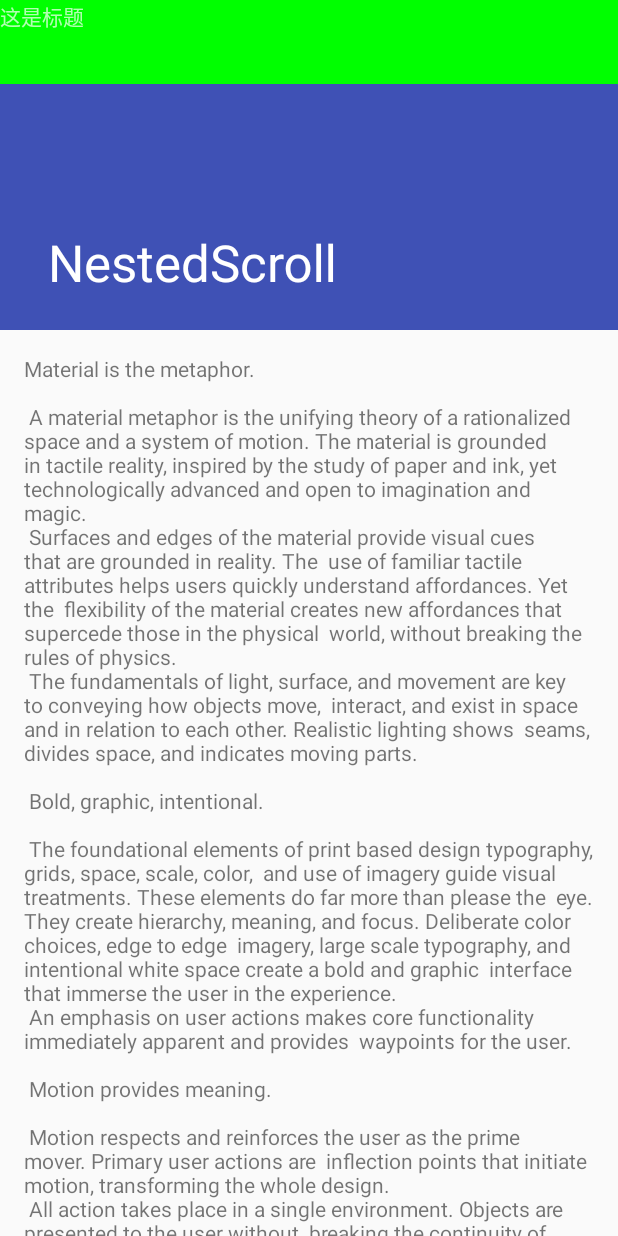
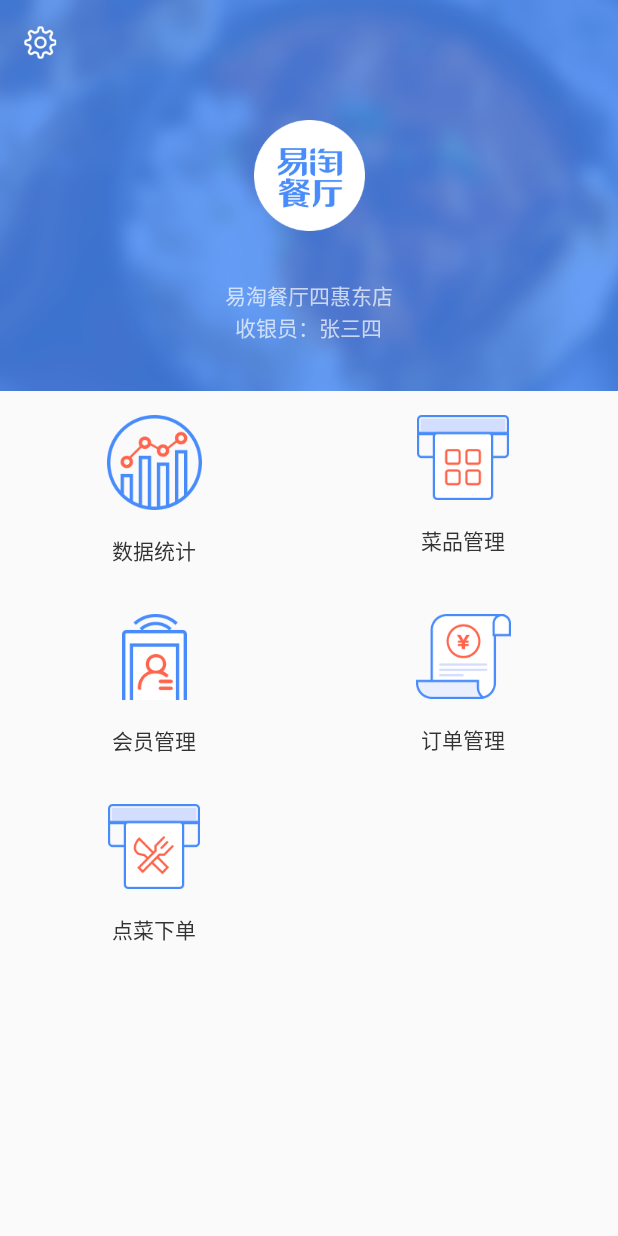
Before and after one commit to yadihaoku/fashion, an Android app: the screen it shows after launch (ScrollingActivity), on a phone screen of 412 x 824 dp. Run offline under Robolectric (Android 15) with nearby library versions, the phone set to English and light mode, and no system bars.

Commit message:
CollaspingLayout demo 完成

```diff
--- a/nestedscroll/src/main/java/cn/yyd/nestedscroll/ScrollingActivity.java
+++ b/nestedscroll/src/main/java/cn/yyd/nestedscroll/ScrollingActivity.java
@@ -1,39 +1,129 @@
 package cn.yyd.nestedscroll;
 
 import android.os.Bundle;
+import android.support.annotation.DrawableRes;
+import android.support.annotation.NonNull;
+import android.support.annotation.StringRes;
+import android.support.design.widget.AppBarLayout;
+import android.support.design.widget.CoordinatorLayout;
 import android.support.v7.app.AppCompatActivity;
-import android.support.v7.widget.Toolbar;
-import android.view.Menu;
-import android.view.MenuItem;
+import android.support.v7.widget.GridLayoutManager;
+import android.support.v7.widget.RecyclerView;
+import android.util.Log;
+import android.view.View;
+import android.view.ViewGroup;
+import android.view.ViewTreeObserver;
+import android.widget.TextView;
+
+import java.util.ArrayList;
+import java.util.List;
 
 public class ScrollingActivity extends AppCompatActivity {
+    private static final String TAG = "ScrollingActivity";
+
+    private RecyclerView mMenuGrid;
 
     @Override
     protected void onCreate(Bundle savedInstanceState) {
         super.onCreate(savedInstanceState);
         setContentView(R.layout.activity_scrolling);
-        Toolbar toolbar = (Toolbar) findViewById(R.id.toolbar);
-        setSupportActionBar(toolbar);
+
+        final TextView tvTitle = (TextView) findViewById(R.id.tv_toolbar_title);
+
+        final AppBarLayout appBarLayout = (AppBarLayout) findViewById(R.id.app_bar);
+        appBarLayout.addOnOffsetChangedListener(new AppBarLayout.OnOffsetChangedListener() {
+            @Override
+            public void onOffsetChanged(AppBarLayout layout, int verticalOffset) {
+                final int scrollRange = layout.getTotalScrollRange();
+                //计算标题透明度
+                float titleAlpha = (1F - ((scrollRange + verticalOffset) / (float) scrollRange));
+                tvTitle.setAlpha(titleAlpha);
+
+                Log.i(TAG, "onOffsetChanged: recyclerHeight " + mMenuGrid.getHeight());
+            }
+        });
+
+        appBarLayout.getViewTreeObserver().addOnPreDrawListener(new ViewTreeObserver.OnPreDrawListener() {
+            @Override public boolean onPreDraw() {
+                AppBarLayout.Behavior behavior = (AppBarLayout.Behavior) ((CoordinatorLayout.LayoutParams) appBarLayout.getLayoutParams()).getBehavior();
+                if (behavior != null) {
+                    behavior.setDragCallback(new AppBarLayout.Behavior.DragCallback() {
+                        @Override public boolean canDrag(@NonNull AppBarLayout appBarLayout) {
+//                            final boolean started = (nestedScrollAxes & ViewCompat.SCROLL_AXIS_VERTICAL) != 0
+//                                    && child.hasScrollableChildren()
+//                                    && parent.getHeight() - directTargetChild.getHeight() <= child.getHeight();
+                            //如果 CoordinatorLayout 的高度 ，减去 NestedScrollView 的高度。比 AppBarLayout 的高度小，
+                            //我们就让 AppBarLayout 可以拖动。否则，空间足够，就不允许 AppbarLayout 滑动
+                            ViewGroup parent = (ViewGroup) appBarLayout.getParent();
+                            return parent.getHeight() - mMenuGrid.getHeight() <= appBarLayout.getHeight();
+                        }
+                    });
+                    appBarLayout.getViewTreeObserver().removeOnPreDrawListener(this);
+                }
+                Log.i(TAG, "onWindowAttached: behavior==" + behavior);
+                return true;
+            }
+        });
+
+
+        mMenuGrid = (RecyclerView) findViewById(R.id.recycler_menu_grid);
+        mMenuGrid.setLayoutManager(new GridLayoutManager(this, 2));
+
+        mMenuGrid.setAdapter(new MenuAdapter(getMenus()));
     }
 
-    @Override
-    public boolean onCreateOptionsMenu(Menu menu) {
-        // Inflate the menu; this adds items to the action bar if it is present.
-        getMenuInflater().inflate(R.menu.menu_scrolling, menu);
-        return true;
+    private List<MenuItem> getMenus() {
+        List<MenuItem> menus = new ArrayList<>();
+
+        menus.add(new MenuItem(R.string.txt_menu_achievement, R.drawable.ic_menu_achievement));
+        menus.add(new MenuItem(R.string.txt_menu_dish_list, R.drawable.ic_menu_dishlist));
+        menus.add(new MenuItem(R.string.txt_menu_member, R.drawable.ic_menu_member));
+        menus.add(new MenuItem(R.string.txt_menu_order_manager, R.drawable.ic_menu_order_manager));
+        menus.add(new MenuItem(R.string.txt_menu_ordering, R.drawable.ic_menu_ordering));
+
+
+        return menus;
     }
 
-    @Override
-    public boolean onOptionsItemSelected(MenuItem item) {
-        // Handle action bar item clicks here. The action bar will
-        // automatically handle clicks on the Home/Up button, so long
-        // as you specify a parent activity in AndroidManifest.xml.
-        int id = item.getItemId();
+    class MenuHolder extends RecyclerView.ViewHolder {
 
-        //noinspection SimplifiableIfStatement
-        if (id == R.id.action_settings) {
-            return true;
+        TextView item;
+
+        public MenuHolder(View itemView) {
+            super(itemView);
+            item = (TextView) itemView.findViewById(R.id.tv_menu_item);
         }
-        return super.onOptionsItemSelected(item);
+    }
+
+    class MenuAdapter extends RecyclerView.Adapter<MenuHolder> {
+        private List<MenuItem> list;
+
+        MenuAdapter(List<MenuItem> list) {
+            this.list = list;
+        }
+
+        @Override public MenuHolder onCreateViewHolder(ViewGroup parent, int viewType) {
+            return new MenuHolder(getLayoutInflater().inflate(R.layout.item_menu_item, parent, false));
+        }
+
+        @Override public void onBindViewHolder(MenuHolder holder, int position) {
+            MenuItem menu = list.get(position);
+            holder.item.setText(menu.menuName);
+            holder.item.setCompoundDrawablesWithIntrinsicBounds(0, menu.drawable, 0, 0);
+        }
+
+
+        @Override public int getItemCount() {
+            return list.size();
+        }
+    }
+
+    class MenuItem {
+        @StringRes int menuName;
+        @DrawableRes int drawable;
+        public MenuItem(int menuName, int drawable) {
+            this.menuName = menuName;
+            this.drawable = drawable;
+        }
     }
 }
--- a/nestedscroll/src/main/res/layout-land/include_main_top_banner.xml
+++ /dev/null
@@ -1,22 +0,0 @@
-<?xml version="1.0" encoding="utf-8"?>
-<RelativeLayout xmlns:android="http://schemas.android.com/apk/res/android"
-                android:layout_width="match_parent"
-                android:layout_height="match_parent">
-
-        <ImageView
-            android:layout_width="wrap_content"
-            android:src="@drawable/ic_main_top_banner_bg"
-            android:layout_height="wrap_content"/>
-
-    <TextView
-
-        android:id="@+id/tv_title"
-        android:text="易淘餐厅四惠东店"
-        android:layout_width="wrap_content"
-        android:layout_height="wrap_content"/>
-    <TextView
-        android:id="@+id/tv_subtitle"
-        android:layout_width="wrap_content"
-        android:text="收银员：张三四"
-        android:layout_height="wrap_content"/>
-</RelativeLayout>
--- a/nestedscroll/src/main/res/layout/activity_scrolling.xml
+++ b/nestedscroll/src/main/res/layout/activity_scrolling.xml
@@ -11,7 +11,7 @@
     <android.support.design.widget.AppBarLayout
         android:id="@+id/app_bar"
         android:layout_width="match_parent"
-        android:layout_height="@dimen/app_bar_height"
+        android:layout_height="wrap_content"
         android:fitsSystemWindows="true"
         android:theme="@style/AppTheme.AppBarOverlay">
 
@@ -20,24 +20,46 @@
             android:layout_width="match_parent"
             android:layout_height="match_parent"
             android:fitsSystemWindows="true"
-            app:contentScrim="#F00"
-            app:layout_scrollFlags="scroll|exitUntilCollapsed">
+            app:collapsedTitleGravity="center"
+            app:contentScrim="@color/colorPrimary"
+            app:expandedTitleGravity="center"
+            app:layout_scrollFlags="scroll|exitUntilCollapsed"
+            app:statusBarScrim="@color/colorTransparent"
+            app:titleEnabled="false"
+            >
+
+            <ImageView
+                android:layout_width="match_parent"
+                android:layout_height="match_parent"
+                android:fitsSystemWindows="false"
+                android:scaleType="fitXY"
+                android:src="@drawable/ic_main_top_banner_bg"
+                app:layout_collapseMode="parallax"/>
+
+            <include
+                layout="@layout/include_main_top_banner"
+                android:layout_width="match_parent"
+                android:layout_height="match_parent"
+                app:layout_collapseMode="parallax"
+                app:layout_collapseParallaxMultiplier="0.7"/>
 
             <android.support.v7.widget.Toolbar
                 android:id="@+id/toolbar"
-                app:navigationIcon="@drawable/ic_main_toolbar_settings"
                 android:layout_width="match_parent"
                 android:layout_height="?attr/actionBarSize"
-                app:layout_collapseMode="parallax"
-                app:popupTheme="@style/AppTheme.PopupOverlay"/>
+                android:title="这是什么"
+                app:contentInsetStart="0dp"
+                app:layout_collapseMode="pin"
+                app:popupTheme="@style/AppTheme.PopupOverlay">
 
-            <TextView
+                <include
+                    android:id="@+id/rl_toolbar"
+                    layout="@layout/include_toolbar"
                     android:layout_width="match_parent"
                     android:layout_height="?attr/actionBarSize"
-                android:text="这是标题"
-                app:layout_collapseMode="pin"
-                android:background="#0F0"
-                />
+                    app:layout_collapseMode="pin"/>
+            </android.support.v7.widget.Toolbar>
+
 
         </android.support.design.widget.CollapsingToolbarLayout>
     </android.support.design.widget.AppBarLayout>
--- a/nestedscroll/src/main/res/layout/content_scrolling.xml
+++ b/nestedscroll/src/main/res/layout/content_scrolling.xml
@@ -1,18 +1,12 @@
 <?xml version="1.0" encoding="utf-8"?>
-<android.support.v4.widget.NestedScrollView
+<android.support.v7.widget.RecyclerView
+    android:id="@+id/recycler_menu_grid"
     xmlns:android="http://schemas.android.com/apk/res/android"
     xmlns:app="http://schemas.android.com/apk/res-auto"
     xmlns:tools="http://schemas.android.com/tools"
     android:layout_width="match_parent"
-    android:layout_height="match_parent"
+    android:layout_height="wrap_content"
     app:layout_behavior="@string/appbar_scrolling_view_behavior"
     tools:context="cn.yyd.nestedscroll.ScrollingActivity"
     tools:showIn="@layout/activity_scrolling">
-
-    <TextView
-        android:layout_width="wrap_content"
-        android:layout_height="wrap_content"
-        android:layout_margin="@dimen/text_margin"
-        android:text="@string/large_text"/>
-
-</android.support.v4.widget.NestedScrollView>
+</android.support.v7.widget.RecyclerView>
--- a/nestedscroll/src/main/res/layout/include_main_top_banner.xml
+++ b/nestedscroll/src/main/res/layout/include_main_top_banner.xml
@@ -1,22 +1,33 @@
 <?xml version="1.0" encoding="utf-8"?>
 <RelativeLayout xmlns:android="http://schemas.android.com/apk/res/android"
                 android:layout_width="match_parent"
-                android:layout_height="match_parent">
+                android:layout_height="match_parent"
+                android:padding="32dp">
 
-        <ImageView
-            android:layout_width="wrap_content"
-            android:src="@drawable/ic_main_top_banner_bg"
-            android:layout_height="wrap_content"/>
+    <ImageView
+
+        android:id="@+id/iv_logo"
+        android:layout_width="match_parent"
+        android:layout_marginTop="48dp"
+        android:layout_height="74dp"
+        android:layout_centerHorizontal="true"
+        android:scaleType="centerInside"
+        android:src="@drawable/ic_etct_logo"/>
 
     <TextView
+        android:id="@+id/tv_supplier_title"
+        android:layout_width="wrap_content"
+        android:layout_height="wrap_content"
+        android:layout_below="@+id/iv_logo"
+        android:layout_centerHorizontal="true"
+        android:layout_marginTop="32dp"
+        android:text="易淘餐厅四惠东店"/>
 
-        android:id="@+id/tv_title"
-        android:text="易淘餐厅四惠东店"
+    <TextView
+        android:id="@+id/tv_user_name"
         android:layout_width="wrap_content"
-        android:layout_height="wrap_content"/>
-    <TextView
-        android:id="@+id/tv_subtitle"
-        android:layout_width="wrap_content"
-        android:text="收银员：张三四"
-        android:layout_height="wrap_content"/>
+        android:layout_height="wrap_content"
+        android:layout_below="@+id/tv_supplier_title"
+        android:layout_centerHorizontal="true"
+        android:text="收银员：张三四"/>
 </RelativeLayout>
--- /dev/null
+++ b/nestedscroll/src/main/res/layout/include_toolbar.xml
@@ -0,0 +1,21 @@
+<?xml version="1.0" encoding="utf-8"?>
+<RelativeLayout xmlns:android="http://schemas.android.com/apk/res/android"
+                android:layout_width="match_parent"
+                android:layout_height="match_parent" >
+
+    <ImageButton
+        android:layout_width="wrap_content"
+        android:layout_height="match_parent"
+        android:layout_alignParentLeft="true"
+        android:layout_centerVertical="true"
+        android:background="@null"
+        android:padding="16dp"
+        android:src="@drawable/ic_main_toolbar_settings"/>
+
+    <TextView
+        android:id="@+id/tv_toolbar_title"
+        android:layout_width="match_parent"
+        android:layout_height="match_parent"
+        android:gravity="center"
+        android:text="易淘收银mini"/>
+</RelativeLayout>
--- /dev/null
+++ b/nestedscroll/src/main/res/layout/item_menu_item.xml
@@ -0,0 +1,15 @@
+<?xml version="1.0" encoding="utf-8"?>
+<LinearLayout xmlns:android="http://schemas.android.com/apk/res/android"
+              android:orientation="vertical"
+              android:layout_width="match_parent"
+              android:layout_height="wrap_content">
+    <TextView
+        android:layout_margin="16dp"
+        android:drawablePadding="16dp"
+        android:id="@+id/tv_menu_item"
+        android:textColor="#333"
+        android:gravity="center"
+        android:layout_width="match_parent"
+        android:layout_height="wrap_content"/>
+
+</LinearLayout>
--- a/nestedscroll/src/main/res/values/colors.xml
+++ b/nestedscroll/src/main/res/values/colors.xml
@@ -3,4 +3,5 @@
     <color name="colorPrimary">#3F51B5</color>
     <color name="colorPrimaryDark">#303F9F</color>
     <color name="colorAccent">#FF4081</color>
+    <color name="colorTransparent">#00FFFFFF</color>
 </resources>
--- a/nestedscroll/src/main/res/values/strings.xml
+++ b/nestedscroll/src/main/res/values/strings.xml
@@ -90,4 +90,10 @@
         "when a user tries to pick up one of cards.\n\n"
     </string>
     <string name="action_settings">Settings</string>
+
+    <string name="txt_menu_ordering">点菜下单</string>
+    <string name="txt_menu_order_manager">订单管理</string>
+    <string name="txt_menu_dish_list">菜品管理</string>
+    <string name="txt_menu_member">会员管理</string>
+    <string name="txt_menu_achievement">数据统计</string>
 </resources>
--- a/nestedscroll/src/main/res/values/styles.xml
+++ b/nestedscroll/src/main/res/values/styles.xml
@@ -10,6 +10,7 @@
     <style name="AppTheme.NoActionBar">
         <item name="windowActionBar">false</item>
         <item name="windowNoTitle">true</item>
+        <item name="android:statusBarColor">@color/colorTransparent</item>
     </style>
     <style name="AppTheme.AppBarOverlay" parent="ThemeOverlay.AppCompat.Dark.ActionBar"/>
     <style name="AppTheme.PopupOverlay" parent="ThemeOverlay.AppCompat.Light"/>
```
Also changed, not shown: nestedscroll/src/main/res/drawable-xhdpi/ic_etct_logo.png (added), nestedscroll/src/main/res/drawable-xhdpi/ic_main_toolbar_settings.png (renamed from nestedscroll/src/main/res/drawable-xxhdpi/ic_main_toolbar_settings.png), nestedscroll/src/main/res/drawable-xhdpi/ic_main_top_banner_bg.png (renamed from nestedscroll/src/main/res/drawable-xxhdpi/ic_main_top_banner_bg.png), nestedscroll/src/main/res/drawable-xhdpi/ic_menu_achievement.png (added), nestedscroll/src/main/res/drawable-xhdpi/ic_menu_dishlist.png (added), nestedscroll/src/main/res/drawable-xhdpi/ic_menu_member.png (added), nestedscroll/src/main/res/drawable-xhdpi/ic_menu_order_manager.png (added), nestedscroll/src/main/res/drawable-xhdpi/ic_menu_ordering.png (added). Lines whose indentation alone changed are shown as unchanged.
